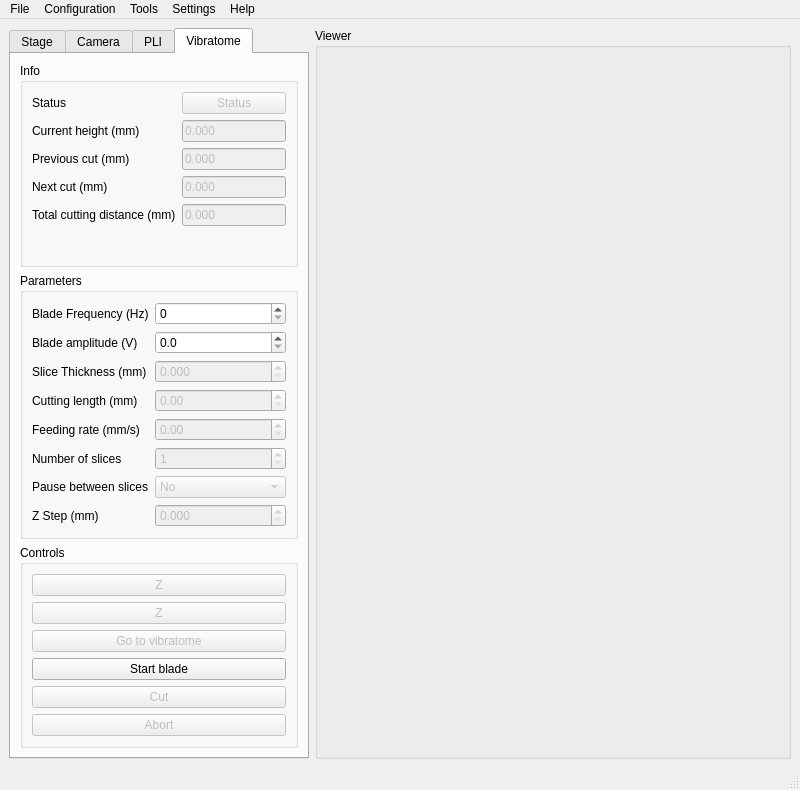
Qt form gui/form.ui (linum-uqam/linum-microscopes) before a commit.
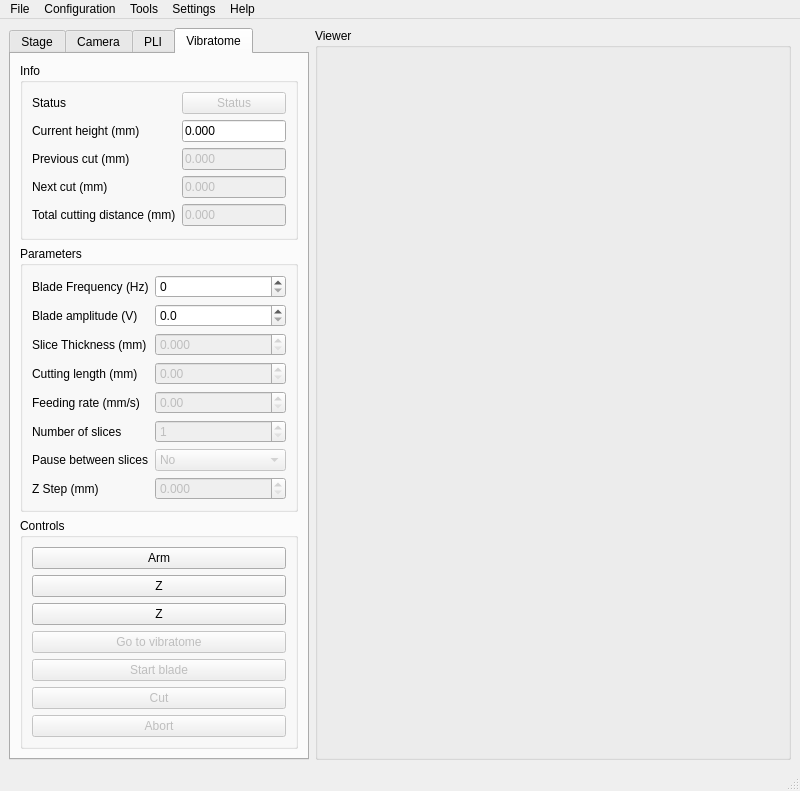
The same form after that commit. Icons and pictures are not drawn.

Commit message: Adding the vibratome arm/unarm functionnality to the gui

```diff
--- a/gui/form.ui
+++ b/gui/form.ui
@@ -554,11 +554,14 @@
            <item row="1" column="1">
             <widget class="QLineEdit" name="lineEdit_vibratome_cuttingHeight_mm">
              <property name="enabled">
-              <bool>false</bool>
+              <bool>true</bool>
              </property>
              <property name="text">
               <string>0.000</string>
              </property>
+             <property name="readOnly">
+              <bool>true</bool>
+             </property>
             </widget>
            </item>
            <item row="2" column="1">
@@ -768,10 +771,10 @@
            <string>Controls</string>
           </property>
           <layout class="QGridLayout" name="gridLayout_2">
-           <item row="0" column="0">
+           <item row="1" column="0">
             <widget class="QPushButton" name="pushButton_vibratome_jogZ_up">
              <property name="enabled">
-              <bool>false</bool>
+              <bool>true</bool>
              </property>
              <property name="text">
               <string>Z</string>
@@ -781,7 +784,7 @@
              </property>
             </widget>
            </item>
-           <item row="3" column="0">
+           <item row="4" column="0">
             <widget class="QPushButton" name="pushButton_vibratome_stageGotoVibratome">
              <property name="enabled">
               <bool>false</bool>
@@ -791,14 +794,23 @@
              </property>
             </widget>
            </item>
-           <item row="4" column="0">
+           <item row="5" column="0">
             <widget class="QPushButton" name="pushButton_vibratome">
+             <property name="enabled">
+              <bool>false</bool>
+             </property>
              <property name="text">
               <string>Start blade</string>
              </property>
+             <property name="icon">
+              <iconset theme="QIcon::ThemeIcon::MediaPlaybackStart"/>
+             </property>
+             <property name="checkable">
+              <bool>true</bool>
+             </property>
             </widget>
            </item>
-           <item row="6" column="0">
+           <item row="7" column="0">
             <widget class="QPushButton" name="pushButton_vibratomeAbort">
              <property name="enabled">
               <bool>false</bool>
@@ -808,10 +820,10 @@
              </property>
             </widget>
            </item>
-           <item row="1" column="0">
+           <item row="2" column="0">
             <widget class="QPushButton" name="pushButton_vibratome_jogZ_down">
              <property name="enabled">
-              <bool>false</bool>
+              <bool>true</bool>
              </property>
              <property name="text">
               <string>Z</string>
@@ -821,7 +833,7 @@
              </property>
             </widget>
            </item>
-           <item row="5" column="0">
+           <item row="6" column="0">
             <widget class="QPushButton" name="pushButton_vibratomeCut">
              <property name="enabled">
               <bool>false</bool>
@@ -831,6 +843,28 @@
              </property>
             </widget>
            </item>
+           <item row="0" column="0">
+            <widget class="QPushButton" name="pushButton_vibratomeArm">
+             <property name="text">
+              <string>Arm</string>
+             </property>
+             <property name="icon">
+              <iconset theme="QIcon::ThemeIcon::HelpAbout"/>
+             </property>
+             <property name="checkable">
+              <bool>true</bool>
+             </property>
+             <property name="autoDefault">
+              <bool>false</bool>
+             </property>
+             <property name="default">
+              <bool>false</bool>
+             </property>
+             <property name="flat">
+              <bool>false</bool>
+             </property>
+            </widget>
+           </item>
           </layout>
          </widget>
         </item>
```
The commit also changes 2 other files.
